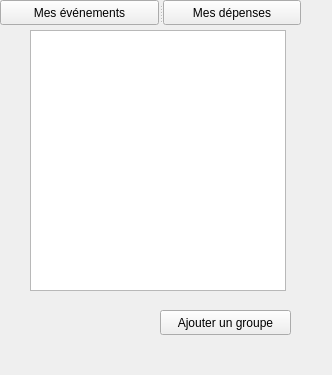
This is gestiongroupes.ui in Obsywon/ShareCount as Qt 5 draws it before an edit. The edited form follows.
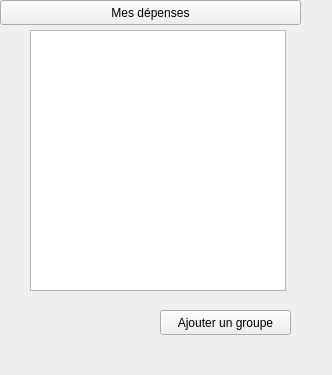
This is the edited form.

```diff
--- a/gestiongroupes.ui
+++ b/gestiongroupes.ui
@@ -35,11 +35,6 @@
    <property name="orientation">
     <enum>Qt::Horizontal</enum>
    </property>
-   <widget class="QPushButton" name="b_groupes">
-    <property name="text">
-     <string>Mes événements</string>
-    </property>
-   </widget>
    <widget class="QPushButton" name="b_depenses">
     <property name="text">
      <string>Mes dépenses</string>
```
